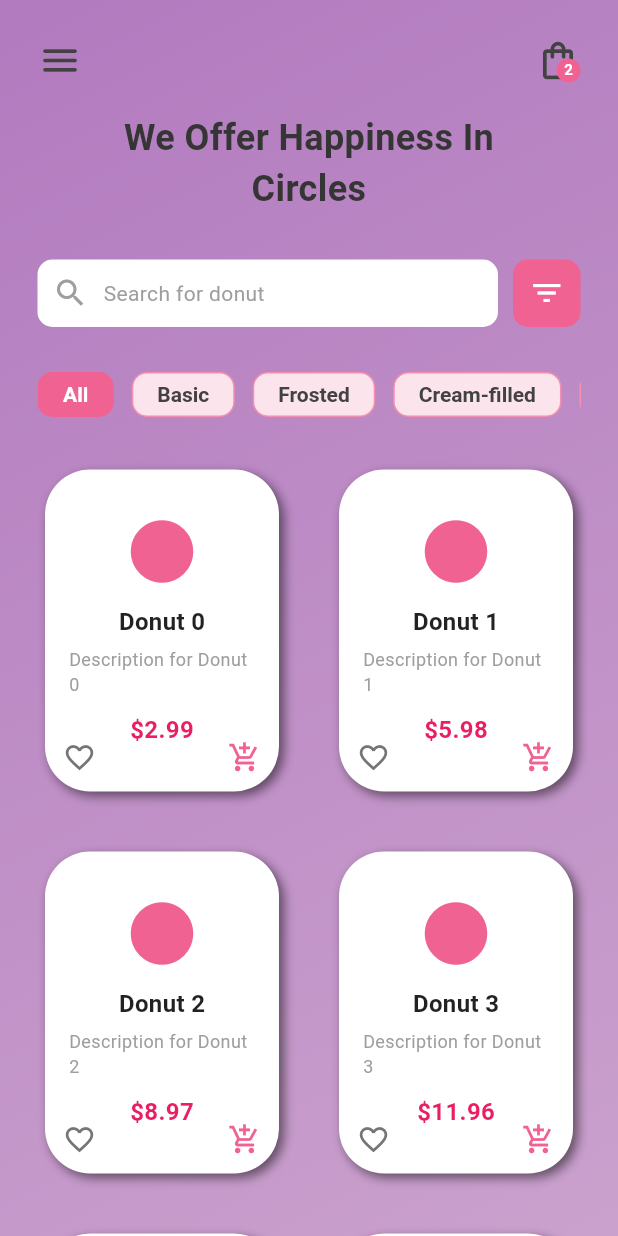
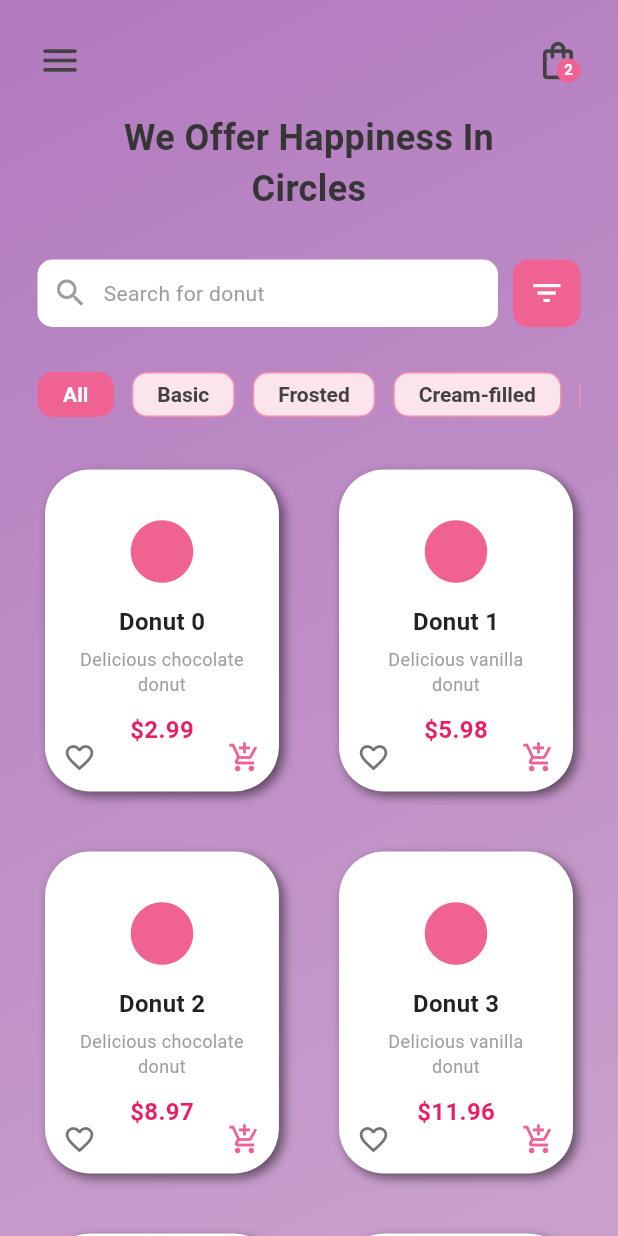
Before and after one commit to michalis-oik/flutter_dribbble_app_2, a Flutter app: the screen it shows after launch, on a phone screen of 412 x 824 dp. Run offline on Flutter 3.47's test engine with Material 3 defaults, Android fonts, the phone set to English and light mode, and no system bars.

Commit message:
update the subtitle of the donut cards

```diff
--- a/lib/pages/home_page.dart
+++ b/lib/pages/home_page.dart
@@ -169,8 +169,8 @@ class _HomePageState extends State<HomePage> {
                       itemBuilder: (context, index) {
                         return DonutCard(
                           title: "Donut $index",
-                          subtitle: "Description for Donut $index",
-                          price: "\$${(index + 1) * 2.99}",
+                          subtitle: "Delicious ${index % 2 == 0 ? 'chocolate' : 'vanilla'} donut",
+                          price: "\$${((index + 1) * 2.99).toStringAsFixed(2)}",
                           icon: Icons.circle,
                           onTap: () => print("Tapped Donut $index"),
                         );
--- a/lib/utils/donut_card.dart
+++ b/lib/utils/donut_card.dart
@@ -23,7 +23,7 @@ class DonutCard extends StatefulWidget {
 
 class _DonutCardState extends State<DonutCard> {
   double _scale = 1.0;
-  bool _isFavorited = false; // Track favorite state
+  bool _isFavorited = false;
 
   void _onTapDown(_) => setState(() => _scale = 1.1);
   void _onTapUp(_) => setState(() => _scale = 1.0);
@@ -84,6 +84,9 @@ class _DonutCardState extends State<DonutCard> {
                         fontSize: 12,
                         color: Colors.grey,
                       ),
+                      maxLines: 2, // Limit to 2 lines
+                      overflow: TextOverflow.ellipsis, // Show ellipsis
+                      textAlign: TextAlign.center, // Center align
                     ),
                     const SizedBox(height: 10),
                     Text(
```
